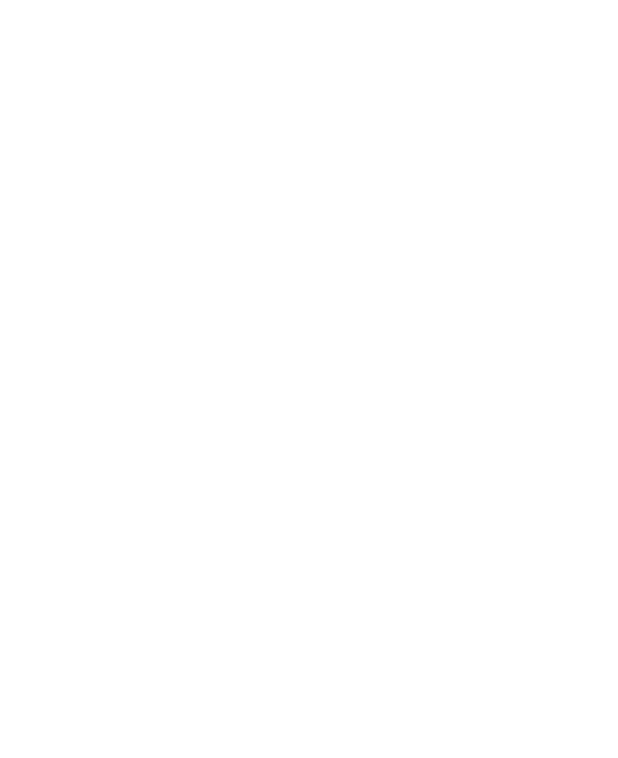
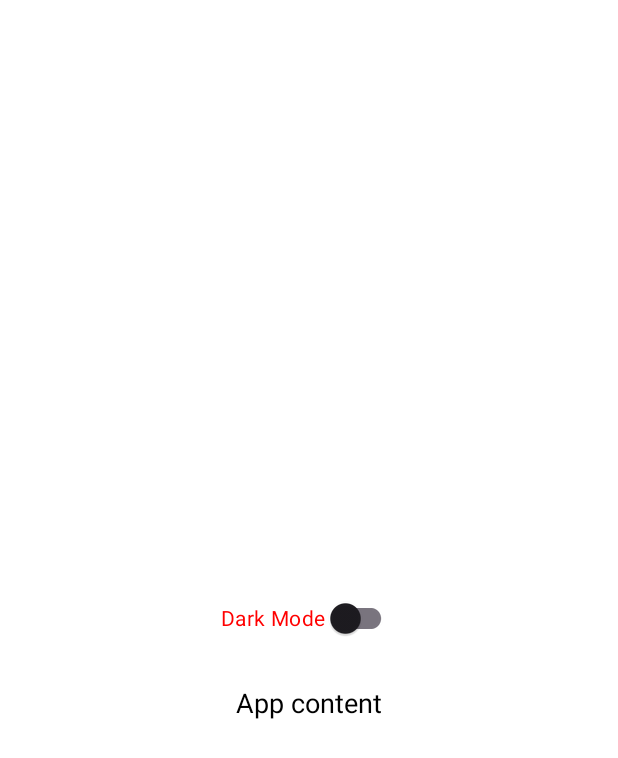
Before and after one commit to thaer-al-khishen/YT-Application, an Android app: the screen it shows after launch (MainActivity), on a phone screen of 412 x 824 dp. Before the commit the part shown is empty. Shown: the top 758 px of the screen. Run offline under Robolectric (Android 15) with nearby library versions, the phone set to English and light mode, and no system bars.

Commit message:
Setup shared preferences

```diff
--- a/app/src/main/java/com/example/ytapplication/MainActivity.kt
+++ b/app/src/main/java/com/example/ytapplication/MainActivity.kt
@@ -1,19 +1,43 @@
 package com.example.ytapplication
 
+import android.content.Context
+import android.graphics.Color
 import android.os.Bundle
 import androidx.appcompat.app.AppCompatActivity
-import androidx.navigation.NavController
-import androidx.navigation.fragment.NavHostFragment
 import com.example.ytapplication.databinding.ActivityMainBinding
 
 class MainActivity : AppCompatActivity() {
 
+    private lateinit var binding: ActivityMainBinding
+
     override fun onCreate(savedInstanceState: Bundle?) {
         super.onCreate(savedInstanceState)
-        setContentView(R.layout.activity_main)
+        binding = ActivityMainBinding.inflate(layoutInflater)
+        setContentView(binding.root)
 
+        // Load the saved preference
+        val sharedPrefs = getSharedPreferences("MyPrefs", Context.MODE_PRIVATE)
+        val isDarkMode = sharedPrefs.getBoolean("DarkMode", false)
 
+        binding.switchDarkMode.isChecked = isDarkMode
+        updateUI(isDarkMode)
+
+        binding.switchDarkMode.setOnCheckedChangeListener { _, isChecked ->
+            // Save the preference
+            sharedPrefs.edit().putBoolean("DarkMode", isChecked).apply()
+            updateUI(isChecked)
+        }
 
     }
 
+    private fun updateUI(isDarkMode: Boolean) {
+        if (isDarkMode) {
+            binding.textView.setTextColor(Color.WHITE)
+            binding.clParent.setBackgroundColor(Color.BLACK)
+        } else {
+            binding.textView.setTextColor(Color.BLACK)
+            binding.clParent.setBackgroundColor(Color.WHITE)
+        }
+    }
+
 }
--- a/app/src/main/res/layout/activity_main.xml
+++ b/app/src/main/res/layout/activity_main.xml
@@ -1,5 +1,7 @@
 <?xml version="1.0" encoding="utf-8"?>
-<androidx.constraintlayout.widget.ConstraintLayout xmlns:android="http://schemas.android.com/apk/res/android"
+<androidx.constraintlayout.widget.ConstraintLayout
+    android:id="@+id/cl_parent"
+    xmlns:android="http://schemas.android.com/apk/res/android"
     xmlns:app="http://schemas.android.com/apk/res-auto"
     xmlns:tools="http://schemas.android.com/tools"
     android:layout_width="match_parent"
@@ -7,4 +9,27 @@
     android:background="#FFFFFF"
     tools:context=".MainActivity">
 
+    <androidx.appcompat.widget.SwitchCompat
+        android:id="@+id/switchDarkMode"
+        android:layout_width="wrap_content"
+        android:layout_height="wrap_content"
+        app:layout_constraintStart_toStartOf="parent"
+        app:layout_constraintEnd_toEndOf="parent"
+        app:layout_constraintTop_toTopOf="parent"
+        app:layout_constraintBottom_toBottomOf="parent"
+        android:textColor="@color/red"
+        android:text="Dark Mode" />
+
+    <TextView
+        android:id="@+id/textView"
+        android:layout_width="wrap_content"
+        android:layout_height="wrap_content"
+        android:layout_below="@id/switchDarkMode"
+        android:layout_marginTop="20dp"
+        android:text="App content"
+        app:layout_constraintStart_toStartOf="parent"
+        app:layout_constraintEnd_toEndOf="parent"
+        app:layout_constraintTop_toBottomOf="@id/switchDarkMode"
+        android:textSize="18sp" />
+
 </androidx.constraintlayout.widget.ConstraintLayout>
```
